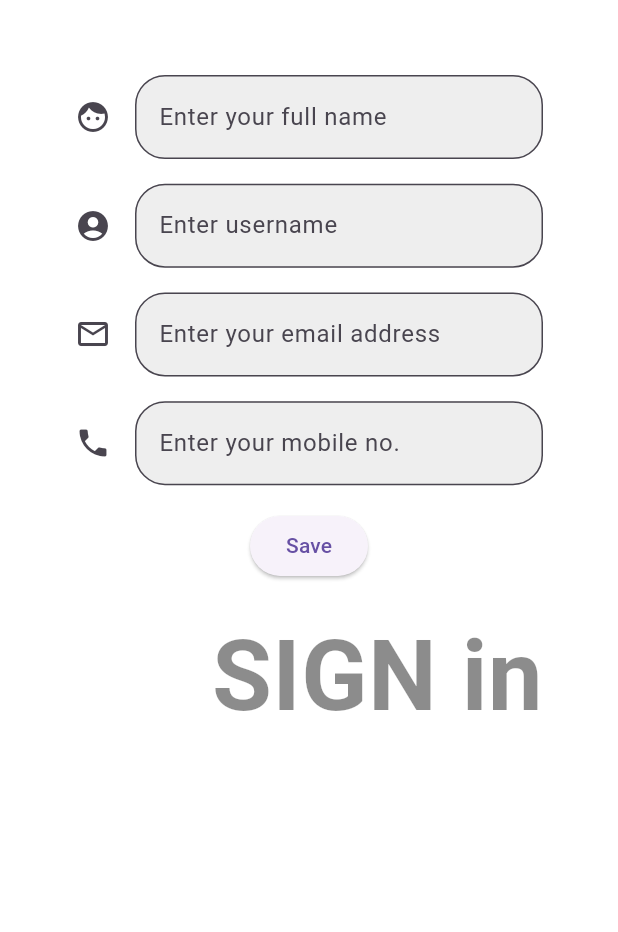
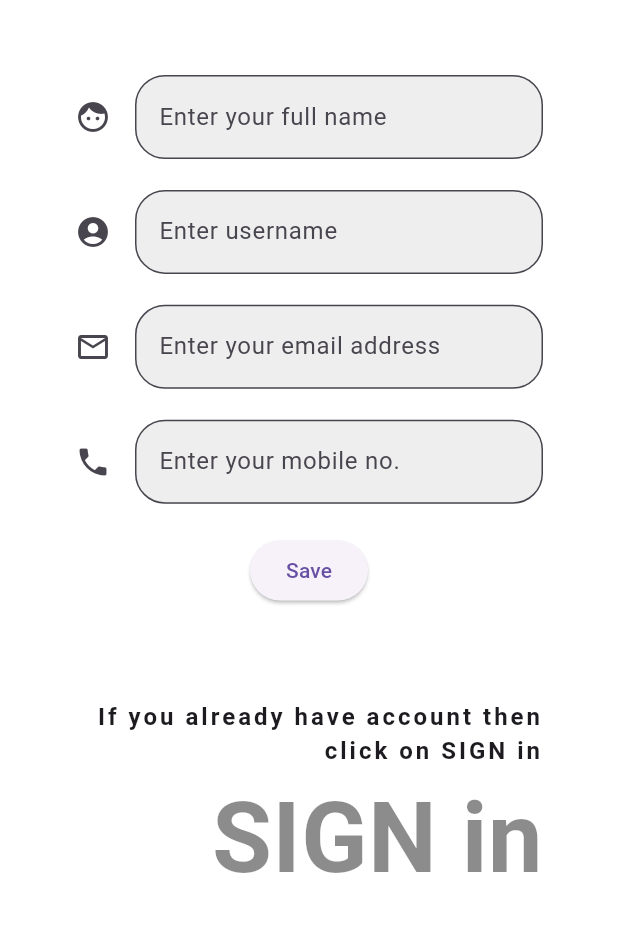
Before and after one commit to Ratndeep1999/to_do_app, a Flutter app: the SignUpPage screen opened directly, on a phone screen of 412 x 824 dp, the part 84-1016 px from its top. Run offline on Flutter 3.47's test engine with Material 3 defaults, Android fonts, the phone set to English and light mode, and no system bars.

Commit message:
sign_up_page.dart : appbar add, form add, key add, full name text field add, username text field add, email text field add, mobile number text field add with ElevatedButton, validation add to full name, validation state add to elevated button, unfocus method add, username validation add,  email id validation add, phone number validation add, Navigation add in Sign in page, MediaQuery add for spacing,

```diff
--- a/lib/sign_up_page.dart
+++ b/lib/sign_up_page.dart
@@ -61,8 +61,7 @@ class _SignUpPageState extends State<SignUpPage> {
                         ),
                       ),
                     ),
-
-                    SizedBox(height: MediaQuery.of(context).size.height * 0.02),
+                    SizedBox(height: MediaQuery.of(context).size.height * 0.025),
 
                     /// Username
                     TextFormField(
@@ -83,8 +82,7 @@ class _SignUpPageState extends State<SignUpPage> {
                         ),
                       ),
                     ),
-
-                    SizedBox(height: MediaQuery.of(context).size.height * 0.02),
+                    SizedBox(height: MediaQuery.of(context).size.height * 0.025),
 
                     /// Email
                     TextFormField(
@@ -106,8 +104,7 @@ class _SignUpPageState extends State<SignUpPage> {
                         ),
                       ),
                     ),
-
-                    SizedBox(height: MediaQuery.of(context).size.height * 0.02),
+                    SizedBox(height: MediaQuery.of(context).size.height * 0.025),
 
                     /// Phone no.
                     TextFormField(
@@ -129,8 +126,7 @@ class _SignUpPageState extends State<SignUpPage> {
                         ),
                       ),
                     ),
-
-                    SizedBox(height: MediaQuery.of(context).size.height * 0.02),
+                    SizedBox(height: MediaQuery.of(context).size.height * 0.025),
 
                     ElevatedButton(
                       onPressed: () {
@@ -144,8 +140,17 @@ class _SignUpPageState extends State<SignUpPage> {
                       },
                       child: Text('Save'),
                     ),
+                    SizedBox(height: MediaQuery.of(context).size.height * 0.075),
 
-                    SizedBox(height: MediaQuery.of(context).size.height * 0.02 ),
+                    Text(
+                      'If you already have account then click on SIGN in',
+                      textDirection: TextDirection.rtl,
+                      style: TextStyle(
+                        fontSize: 16,
+                        fontWeight: FontWeight.w600,
+                        letterSpacing: 2.0
+                      ),
+                    ),
 
                     /// Sign in
                     InkWell(
```
